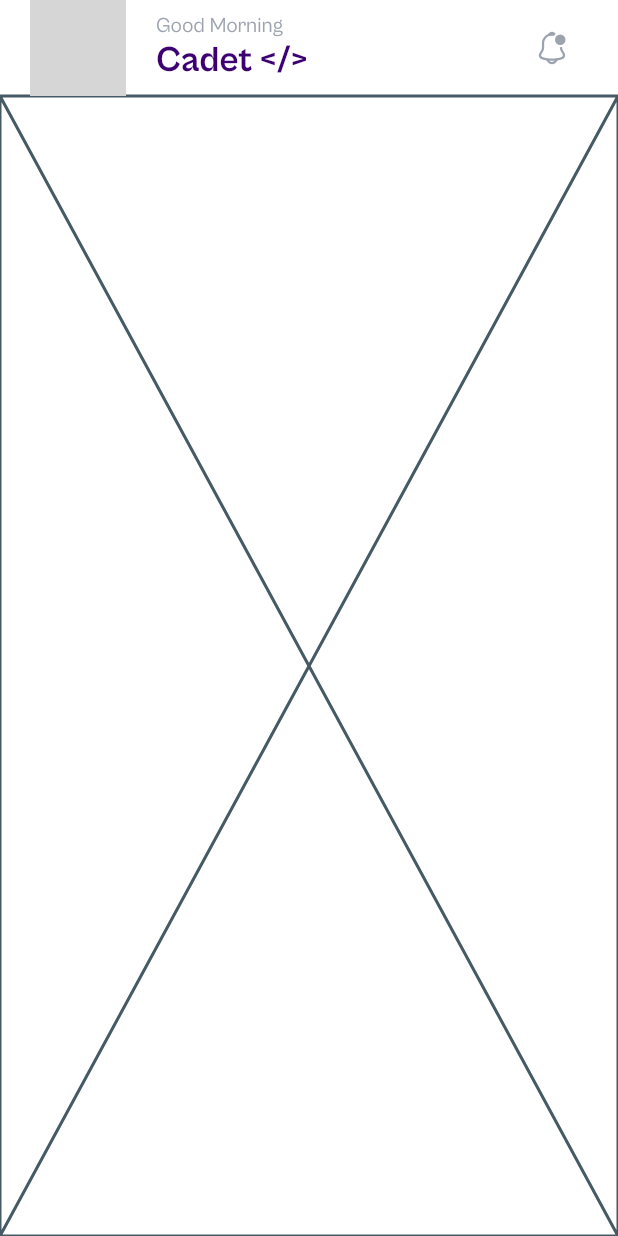
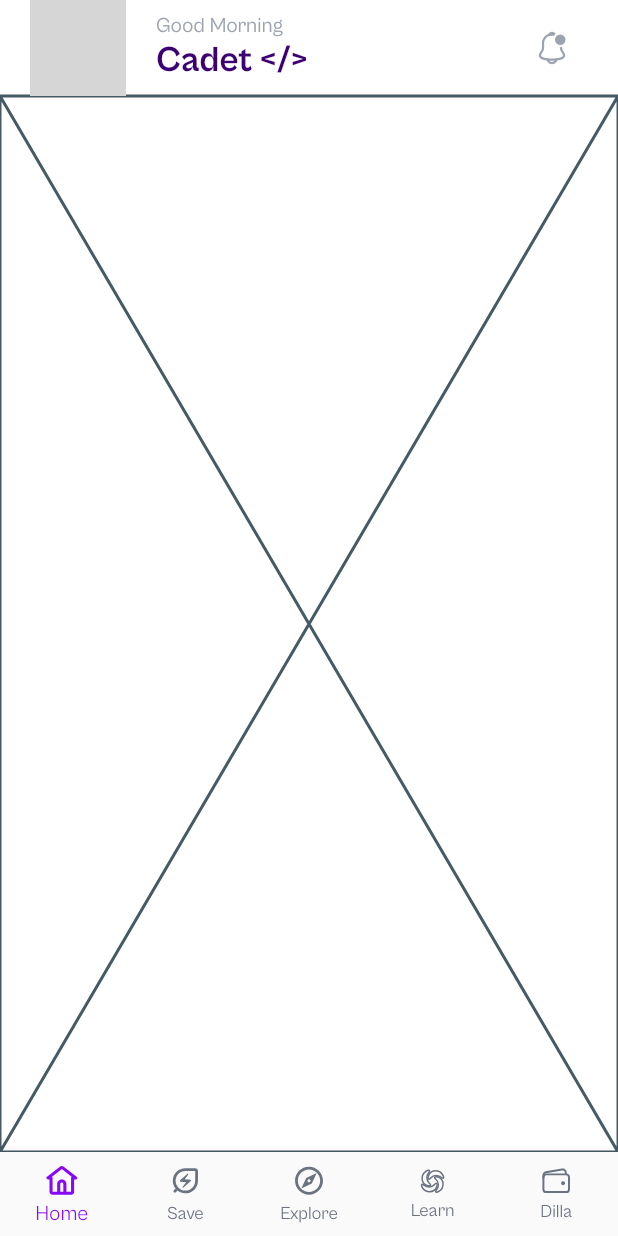
Before and after one commit to faithomotoso/stackivy_ardilla, a Flutter app: the Dashboard screen opened by its route, on a phone screen of 412 x 824 dp. Run offline on Flutter 3.47's test engine with Material 2 defaults, Android fonts, the phone set to English and light mode, and no system bars; drawn by our look-alikes of flutter_slider_drawer; our stand-ins replace cached_network_image, dots_indicator, email_validator, flutter_svg; missing offline and left inert: open_mail_app; accounts and stored records are empty; network calls fail; grey boxes are pictures that could not be loaded.

Commit message:
Added bottom navbar

```diff
--- a/lib/core/view_models/dashboard/dashboard_vm.dart
+++ b/lib/core/view_models/dashboard/dashboard_vm.dart
@@ -5,6 +5,10 @@ class DashboardVM extends ChangeNotifier {
   final GlobalKey<SliderDrawerState> _drawerKey = GlobalKey();
 
   GlobalKey<SliderDrawerState> get drawerKey => _drawerKey;
+
+  int _selectedNavbarIndex = 0;
+
+  int get selectedNavbarIndex => _selectedNavbarIndex;
 
   void openDrawer() {
     _drawerKey.currentState!.openSlider();
@@ -17,4 +21,9 @@ class DashboardVM extends ChangeNotifier {
   void toggleDrawer() {
     _drawerKey.currentState!.toggle();
   }
+
+  void setNavbarIndex(int i) {
+    _selectedNavbarIndex = i;
+    notifyListeners();
+  }
 }
--- a/lib/ui/pages/dashboard/dashboard.dart
+++ b/lib/ui/pages/dashboard/dashboard.dart
@@ -1,7 +1,10 @@
 import 'package:flutter/material.dart';
 import 'package:flutter_slider_drawer/flutter_slider_drawer.dart';
+import 'package:flutter_svg/flutter_svg.dart';
 import 'package:provider/provider.dart';
 import 'package:stackivy_ardilla/core/view_models/dashboard/dashboard_vm.dart';
+import 'package:stackivy_ardilla/ui/utils/colors.dart';
+import 'package:stackivy_ardilla/ui/utils/utils.dart';
 import 'package:stackivy_ardilla/ui/widgets/dashboard_header.dart';
 import 'package:stackivy_ardilla/ui/widgets/drawer.dart';
 
@@ -22,6 +25,66 @@ class _DashboardState extends State<Dashboard> {
       builder: (ctx, child) {
         return Scaffold(
           backgroundColor: Colors.white,
+          bottomNavigationBar: Consumer<DashboardVM>(
+            builder: (ctx, vm, child) {
+              return BottomNavigationBar(
+                items: [
+                  BottomNavigationBarItem(
+                      icon: SvgPicture.asset(
+                        getFullSvgPath(iconName: "home.svg"),
+                        color: vm.selectedNavbarIndex == 0
+                            ? AppColors.primary
+                            : AppColors.c6B7280,
+                      ),
+                      label: "Home"),
+                  BottomNavigationBarItem(
+                      icon: SvgPicture.asset(
+                        getFullSvgPath(iconName: "save.svg"),
+                        color: vm.selectedNavbarIndex == 1
+                            ? AppColors.primary
+                            : AppColors.c6B7280,
+                      ),
+                      label: "Save"),
+                  BottomNavigationBarItem(
+                      icon: SvgPicture.asset(
+                        getFullSvgPath(iconName: "explore.svg"),
+                        color: vm.selectedNavbarIndex == 2
+                            ? AppColors.primary
+                            : AppColors.c6B7280,
+                      ),
+                      label: "Explore"),
+                  BottomNavigationBarItem(
+                      icon: SvgPicture.asset(
+                        getFullSvgPath(iconName: "learn.svg"),
+                        color: vm.selectedNavbarIndex == 3
+                            ? AppColors.primary
+                            : AppColors.c6B7280,
+                      ),
+                      label: "Learn"),
+                  BottomNavigationBarItem(
+                      icon: SvgPicture.asset(
+                        getFullSvgPath(iconName: "wallet.svg"),
+                        color: vm.selectedNavbarIndex == 4
+                            ? AppColors.primary
+                            : AppColors.c6B7280,
+                      ),
+                      label: "Dilla"),
+                ],
+                selectedItemColor: AppColors.primary,
+                selectedIconTheme:
+                    const IconThemeData(color: AppColors.primary),
+                showUnselectedLabels: true,
+                unselectedItemColor: AppColors.c6B7280,
+                unselectedIconTheme:
+                    const IconThemeData(color: AppColors.c6B7280),
+                currentIndex: vm.selectedNavbarIndex,
+                type: BottomNavigationBarType.fixed,
+                onTap: (i) {
+                  vm.setNavbarIndex(i);
+                },
+              );
+            },
+          ),
           body: SliderDrawer(
             key: Provider.of<DashboardVM>(ctx, listen: false).drawerKey,
             appBar: null,
```
Also changed, not shown: assets/svgs/explore.svg (added), assets/svgs/home.svg (added), assets/svgs/learn.svg (added), assets/svgs/save.svg (added), assets/svgs/wallet.svg (added).
